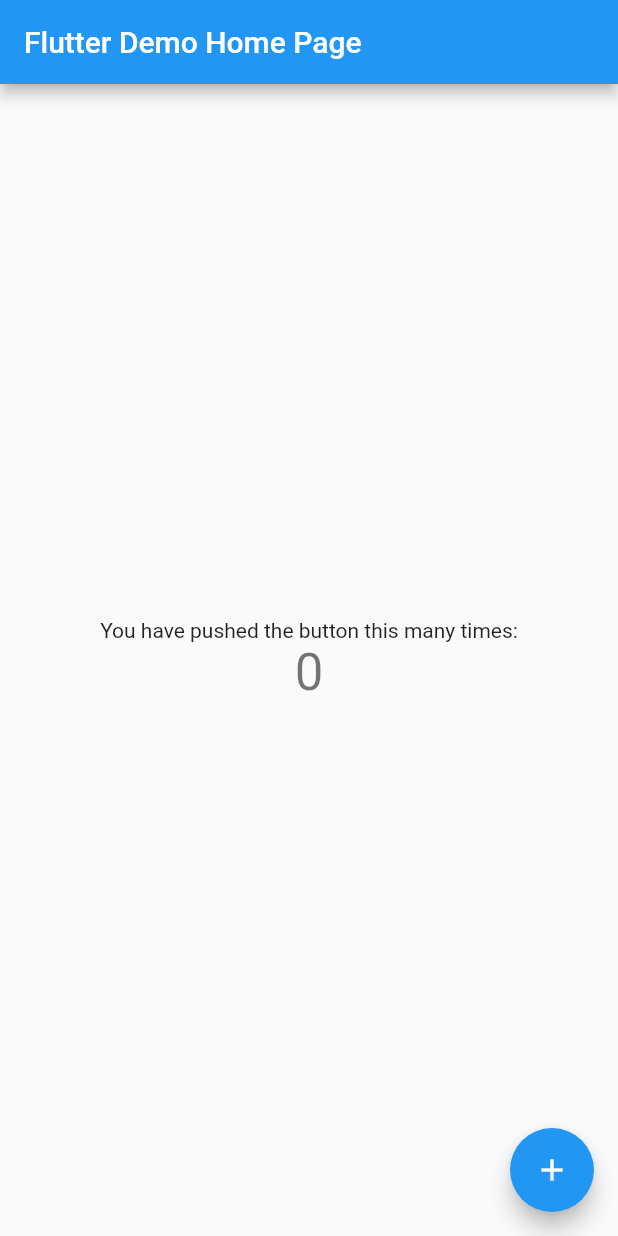
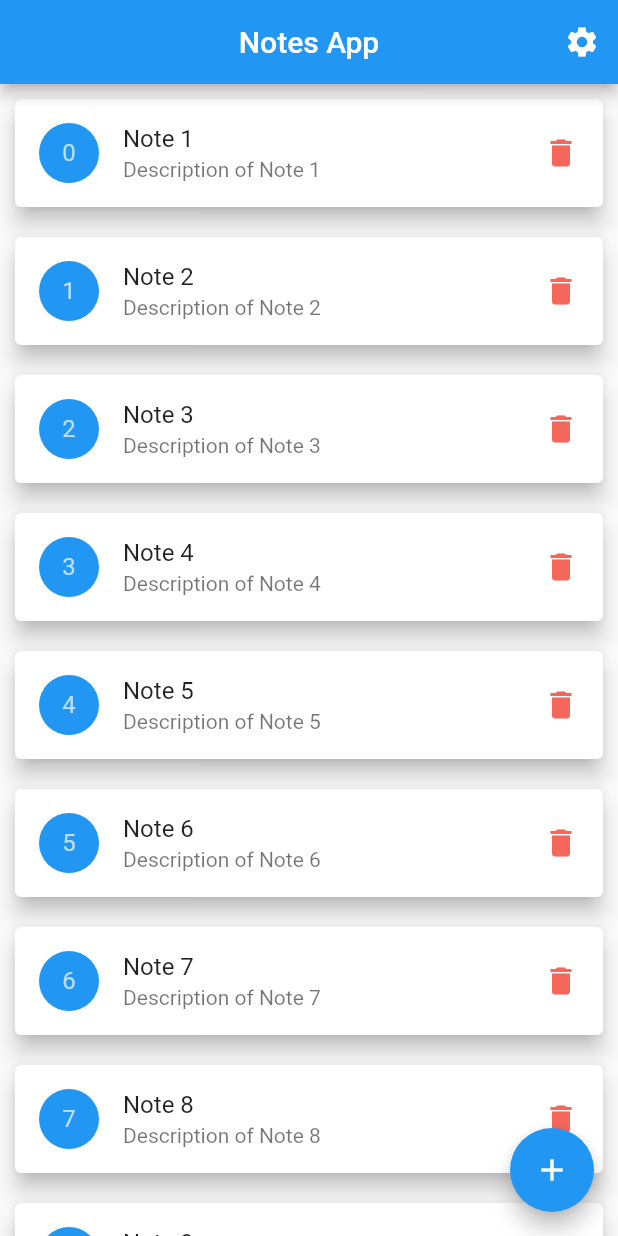
Before and after one commit to deeppatel23/NotesApp, a Flutter app: the screen it shows after launch, on a phone screen of 412 x 824 dp. Run offline on Flutter 3.47's test engine with Material 2 defaults, Android fonts, the phone set to English and light mode, and no system bars.

Commit message:
changed app ui

```diff
--- /dev/null
+++ b/lib/home_page.dart
@@ -0,0 +1,82 @@
+import 'package:flutter/material.dart';
+
+class MyHomePage extends StatefulWidget {
+  @override
+  State<MyHomePage> createState() => _MyHomePageState();
+}
+
+class _MyHomePageState extends State<MyHomePage> {
+  List<String> title = [
+    "Note 1",
+    "Note 2",
+    "Note 3",
+    "Note 4",
+    "Note 5",
+    "Note 6",
+    "Note 7",
+    "Note 8",
+    "Note 9",
+    "Note 10"
+  ];
+  List<String> description = [
+    "Description of Note 1",
+    "Description of Note 2",
+    "Description of Note 3",
+    "Description of Note 4",
+    "Description of Note 5",
+    "Description of Note 6",
+    "Description of Note 7",
+    "Description of Note 8",
+    "Description of Note 9",
+    "Description of Note 10"
+  ];
+  void _iconPressed() {
+    print("Setting");
+  }
+
+  @override
+  Widget build(BuildContext context) {
+    return Scaffold(
+      appBar: AppBar(
+        title: const Text("Notes App"),
+        centerTitle: true,
+        actions: <Widget>[
+          IconButton(icon: const Icon(Icons.settings), onPressed: _iconPressed),
+        ],
+      ),
+      body: Center(
+        child: Column(
+          mainAxisAlignment: MainAxisAlignment.center,
+          children: <Widget>[
+            Expanded(
+              child: ListView.builder(
+                  itemCount: title.length,
+                  itemBuilder: (BuildContext context, int index) {
+                    return Card(
+                      elevation: 6,
+                      margin: EdgeInsets.all(10),
+                      child: ListTile(
+                          leading: CircleAvatar(
+                            child: Text(index.toString()),
+                            backgroundColor: Colors.blue,
+                          ),
+                          title: Text(title[index]),
+                          subtitle: Text(description[index]),
+                          trailing: Icon(
+                            Icons.delete,
+                            color: Color.fromARGB(255, 245, 102, 91),
+                          )),
+                    );
+                  }),
+            ),
+          ],
+        ),
+      ),
+      floatingActionButton: const FloatingActionButton(
+        onPressed: null,
+        tooltip: 'Increment',
+        child: Icon(Icons.add),
+      ), // This trailing comma makes auto-formatting nicer for build methods.
+    );
+  }
+}
--- a/lib/main.dart
+++ b/lib/main.dart
@@ -1,4 +1,5 @@
 import 'package:flutter/material.dart';
+import 'package:notesapp/home_page.dart';
 
 void main() {
   runApp(const MyApp());
@@ -11,105 +12,8 @@ class MyApp extends StatelessWidget {
   @override
   Widget build(BuildContext context) {
     return MaterialApp(
-      title: 'Flutter Demo',
-      theme: ThemeData(
-        // This is the theme of your application.
-        //
-        // Try running your application with "flutter run". You'll see the
-        // application has a blue toolbar. Then, without quitting the app, try
-        // changing the primarySwatch below to Colors.green and then invoke
-        // "hot reload" (press "r" in the console where you ran "flutter run",
-        // or simply save your changes to "hot reload" in a Flutter IDE).
-        // Notice that the counter didn't reset back to zero; the application
-        // is not restarted.
-        primarySwatch: Colors.blue,
-      ),
-      home: const MyHomePage(title: 'Flutter Demo Home Page'),
+      title: 'Notes App',
+      home: MyHomePage(),
     );
   }
 }
-
-class MyHomePage extends StatefulWidget {
-  const MyHomePage({Key? key, required this.title}) : super(key: key);
-
-  // This widget is the home page of your application. It is stateful, meaning
-  // that it has a State object (defined below) that contains fields that affect
-  // how it looks.
-
-  // This class is the configuration for the state. It holds the values (in this
-  // case the title) provided by the parent (in this case the App widget) and
-  // used by the build method of the State. Fields in a Widget subclass are
-  // always marked "final".
-
-  final String title;
-
-  @override
-  State<MyHomePage> createState() => _MyHomePageState();
-}
-
-class _MyHomePageState extends State<MyHomePage> {
-  int _counter = 0;
-
-  void _incrementCounter() {
-    setState(() {
-      // This call to setState tells the Flutter framework that something has
-      // changed in this State, which causes it to rerun the build method below
-      // so that the display can reflect the updated values. If we changed
-      // _counter without calling setState(), then the build method would not be
-      // called again, and so nothing would appear to happen.
-      _counter++;
-    });
-  }
-
-  @override
-  Widget build(BuildContext context) {
-    // This method is rerun every time setState is called, for instance as done
-    // by the _incrementCounter method above.
-    //
-    // The Flutter framework has been optimized to make rerunning build methods
-    // fast, so that you can just rebuild anything that needs updating rather
-    // than having to individually change instances of widgets.
-    return Scaffold(
-      appBar: AppBar(
-        // Here we take the value from the MyHomePage object that was created by
-        // the App.build method, and use it to set our appbar title.
-        title: Text(widget.title),
-      ),
-      body: Center(
-        // Center is a layout widget. It takes a single child and positions it
-        // in the middle of the parent.
-        child: Column(
-          // Column is also a layout widget. It takes a list of children and
-          // arranges them vertically. By default, it sizes itself to fit its
-          // children horizontally, and tries to be as tall as its parent.
-          //
-          // Invoke "debug painting" (press "p" in the console, choose the
-          // "Toggle Debug Paint" action from the Flutter Inspector in Android
-          // Studio, or the "Toggle Debug Paint" command in Visual Studio Code)
-          // to see the wireframe for each widget.
-          //
-          // Column has various properties to control how it sizes itself and
-          // how it positions its children. Here we use mainAxisAlignment to
-          // center the children vertically; the main axis here is the vertical
-          // axis because Columns are vertical (the cross axis would be
-          // horizontal).
-          mainAxisAlignment: MainAxisAlignment.center,
-          children: <Widget>[
-            const Text(
-              'You have pushed the button this many times:',
-            ),
-            Text(
-              '$_counter',
-              style: Theme.of(context).textTheme.headline4,
-            ),
-          ],
-        ),
-      ),
-      floatingActionButton: FloatingActionButton(
-        onPressed: _incrementCounter,
-        tooltip: 'Increment',
-        child: const Icon(Icons.add),
-      ), // This trailing comma makes auto-formatting nicer for build methods.
-    );
-  }
-}
```
